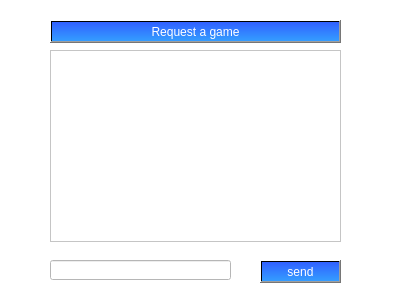
Above: chat.ui from ketro96/Hangman before the change. Below: the same form after it.
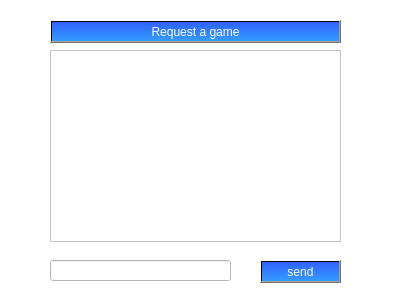
That is the form after the change.

The edit to the form file:
```diff
--- a/chat.ui
+++ b/chat.ui
@@ -32,7 +32,7 @@
      <x>50</x>
      <y>260</y>
      <width>181</width>
-     <height>20</height>
+     <height>21</height>
     </rect>
    </property>
   </widget>
```
